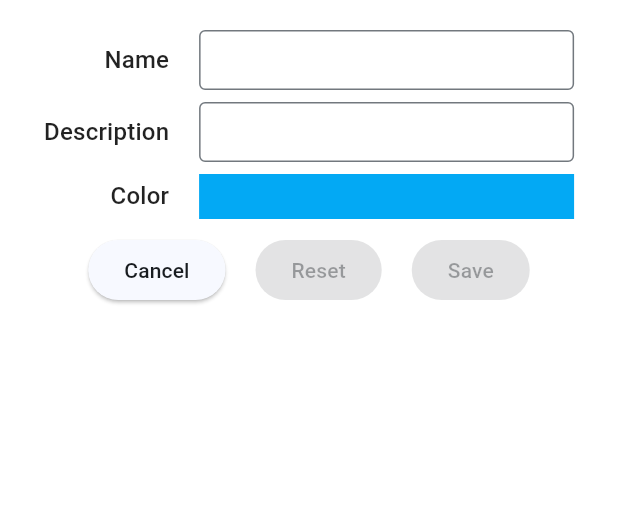
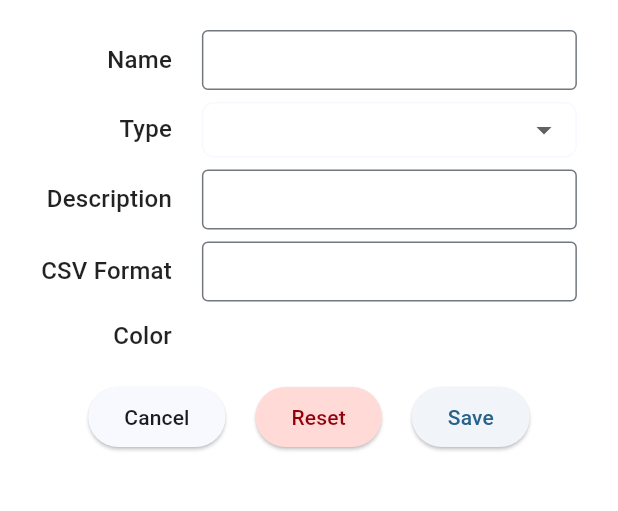
Before and after one commit to riley-x/Libra_Sheet, a Flutter app: the EditAccountScreen screen opened directly with empty values, after a tap on the "add" icon, on a phone screen of 412 x 824 dp, the part 57-568 px from its top. Run offline on Flutter 3.47's test engine with Material 3 defaults, Android fonts, the phone set to English and light mode, and no system bars; our stand-ins replace flutter_colorpicker, syncfusion_flutter_charts; accounts and stored records are empty.

Commit message:
add account type

```diff
--- a/lib/components/selectors/libra_dropdown_menu.dart
+++ b/lib/components/selectors/libra_dropdown_menu.dart
@@ -53,7 +53,7 @@ class LibraDropdownMenu<T> extends StatelessWidget {
         ),
         child: DropdownButtonHideUnderline(
           child: DropdownButton<T?>(
-            padding: const EdgeInsets.symmetric(horizontal: 15),
+            padding: const EdgeInsets.symmetric(horizontal: 9),
             borderRadius: borderRadius ?? BorderRadius.circular(10),
 
             /// this is the color of the button when it has keyboard focus
--- a/lib/data/account.dart
+++ b/lib/data/account.dart
@@ -1,16 +1,34 @@
 import 'package:flutter/material.dart';
+
+enum AccountType {
+  cash("Cash"),
+  bank("Bank"),
+  investment("Investment"),
+  liability("Liability");
+
+  const AccountType(this.label);
+
+  final String label;
+
+  @override
+  String toString() {
+    return label;
+  }
+}
 
 class Account {
   const Account({
+    this.type = AccountType.bank,
     required this.name,
     this.balance = 0,
-    required this.description,
+    this.description = '',
     this.lastUpdated,
     this.color,
     this.key = -1,
-    this.csvFormat = "",
+    this.csvFormat = '',
   });
 
+  final AccountType type;
   final String name;
   final int balance;
   final String description;
@@ -22,12 +40,13 @@ class Account {
 
   @override
   String toString() {
-    return "Account($key: $name)";
+    return "Account($key: $name $type $color)";
   }
 }
 
 class MutableAccount implements Account {
   MutableAccount({
+    this.type = AccountType.bank,
     this.name = '',
     this.balance = 0,
     this.description = '',
@@ -37,6 +56,18 @@ class MutableAccount implements Account {
     this.csvFormat = '',
   });
 
+  MutableAccount.copy(Account other)
+      : type = other.type,
+        name = other.name,
+        balance = other.balance,
+        description = other.description,
+        lastUpdated = other.lastUpdated,
+        color = other.color,
+        key = other.key,
+        csvFormat = other.csvFormat;
+
+  @override
+  AccountType type;
   @override
   String name;
   @override
@@ -54,6 +85,19 @@ class MutableAccount implements Account {
 
   @override
   String toString() {
-    return "MAccount($key: $name)";
+    return "MAccount($key: $name $type $color)";
+  }
+
+  Account freeze() {
+    return Account(
+      key: key,
+      type: type,
+      name: name,
+      balance: balance,
+      description: description,
+      lastUpdated: lastUpdated,
+      color: color,
+      csvFormat: csvFormat,
+    );
   }
 }
--- a/lib/tabs/settings/edit_account_screen.dart
+++ b/lib/tabs/settings/edit_account_screen.dart
@@ -3,6 +3,7 @@ import 'package:flutter_colorpicker/flutter_colorpicker.dart';
 import 'package:libra_sheet/components/common_back_bar.dart';
 import 'package:libra_sheet/components/form_buttons.dart';
 import 'package:libra_sheet/components/libra_text_field.dart';
+import 'package:libra_sheet/components/selectors/libra_dropdown_menu.dart';
 import 'package:libra_sheet/data/account.dart';
 import 'package:libra_sheet/data/libra_app_state.dart';
 import 'package:libra_sheet/tabs/home/account_list.dart';
@@ -126,12 +127,39 @@ class _EditAccount extends StatelessWidget {
               rowSpacing,
               labelRow(
                 context,
+                'Type',
+                LibraDropdownFormField<AccountType>(
+                  initial: state.focused?.type,
+                  items: AccountType.values,
+                  builder: (it) =>
+                      Text(it.toString(), style: Theme.of(context).textTheme.bodyMedium),
+                  borderRadius: BorderRadius.circular(8),
+                  height: 35,
+                  onSave: (it) => state.saveSink.type = it!,
+                ),
+                tooltip: "This is used mostly for organizing similar accounts together."
+                    "\nLiability accounts should only have negative values though.",
+              ),
+              rowSpacing,
+              labelRow(
+                context,
                 'Description',
                 LibraTextFormField(
                   initial: state.focused?.description,
                   validator: (it) => null,
                   onSave: (it) => state.saveSink.description = it ?? '',
                 ),
+              ),
+              rowSpacing,
+              labelRow(
+                context,
+                'CSV Format',
+                LibraTextFormField(
+                  initial: state.focused?.csvFormat,
+                  validator: (it) => null,
+                  onSave: (it) => state.saveSink.csvFormat = it ?? '',
+                ),
+                tooltip: "TODO write this tooltip", // TODO
               ),
               rowSpacing,
               labelRow(
@@ -153,10 +181,12 @@ class _EditAccount extends StatelessWidget {
             ],
           ),
         ),
-        const SizedBox(height: 10),
+        const SizedBox(height: 15),
         FormButtons(
           allowDelete: state.focused != null,
           onCancel: state.clearFocus,
+          onReset: state.reset,
+          onSave: state.save,
         ),
       ],
     );
--- a/lib/tabs/settings/settings_tab_state.dart
+++ b/lib/tabs/settings/settings_tab_state.dart
@@ -14,10 +14,24 @@ class EditAccountState extends ChangeNotifier {
   /// We use the color in the class as the state of the color box though!
   MutableAccount saveSink = MutableAccount();
 
+  void _init() {
+    if (focused == null) {
+      saveSink = MutableAccount();
+    } else {
+      saveSink = MutableAccount.copy(focused!);
+    }
+  }
+
+  void reset() {
+    formKey.currentState?.reset();
+    _init();
+    notifyListeners();
+  }
+
   void setFocus(Account? it) {
     focused = it;
     isFocused = true;
-    saveSink.color = it?.color ?? Colors.lightBlue;
+    _init();
     notifyListeners();
   }
 
@@ -25,4 +39,15 @@ class EditAccountState extends ChangeNotifier {
     isFocused = false;
     notifyListeners();
   }
+
+  void delete() {
+    // TODO
+  }
+
+  void save() {
+    formKey.currentState?.save();
+    final acc = saveSink.freeze();
+    print(acc);
+    // TODO
+  }
 }
```
